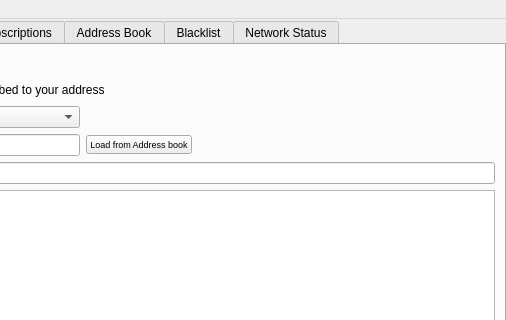
First picture: the form in src/bitmessageqt/bitmessageui.ui, repository Bitmessage/PyBitmessage, before the edit; both pictures show x 289 to 795 and y 0 to 320 of the 795 by 561 pixel window.
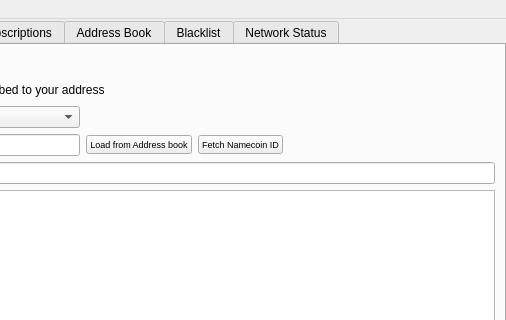
Second picture: the form after the edit. The open tabs and pages were chosen to show the change. Icons and pictures are not drawn.

Commit message:
Add fetch from namecoin button to UI.
Add the new button to the UI, and register onclick handler
to fill in the to field with a dummy address for now.

```diff
--- a/src/bitmessageqt/bitmessageui.ui
+++ b/src/bitmessageqt/bitmessageui.ui
@@ -152,7 +152,7 @@
         <string>Send</string>
        </attribute>
        <layout class="QGridLayout" name="gridLayout_2">
-        <item row="3" column="2" colspan="2">
+        <item row="3" column="2">
          <widget class="QPushButton" name="pushButtonLoadFromAddressBook">
           <property name="font">
            <font>
@@ -164,6 +164,18 @@
           </property>
          </widget>
         </item>
+        <item row="3" column="3">
+         <widget class="QPushButton" name="pushButtonFetchNamecoinID">
+          <property name="font">
+           <font>
+            <pointsize>7</pointsize>
+           </font>
+          </property>
+          <property name="text">
+           <string>Fetch Namecoin ID</string>
+          </property>
+         </widget>
+        </item>
         <item row="5" column="0">
          <widget class="QLabel" name="label_4">
           <property name="text">
```
The commit also changes 2 other files.
